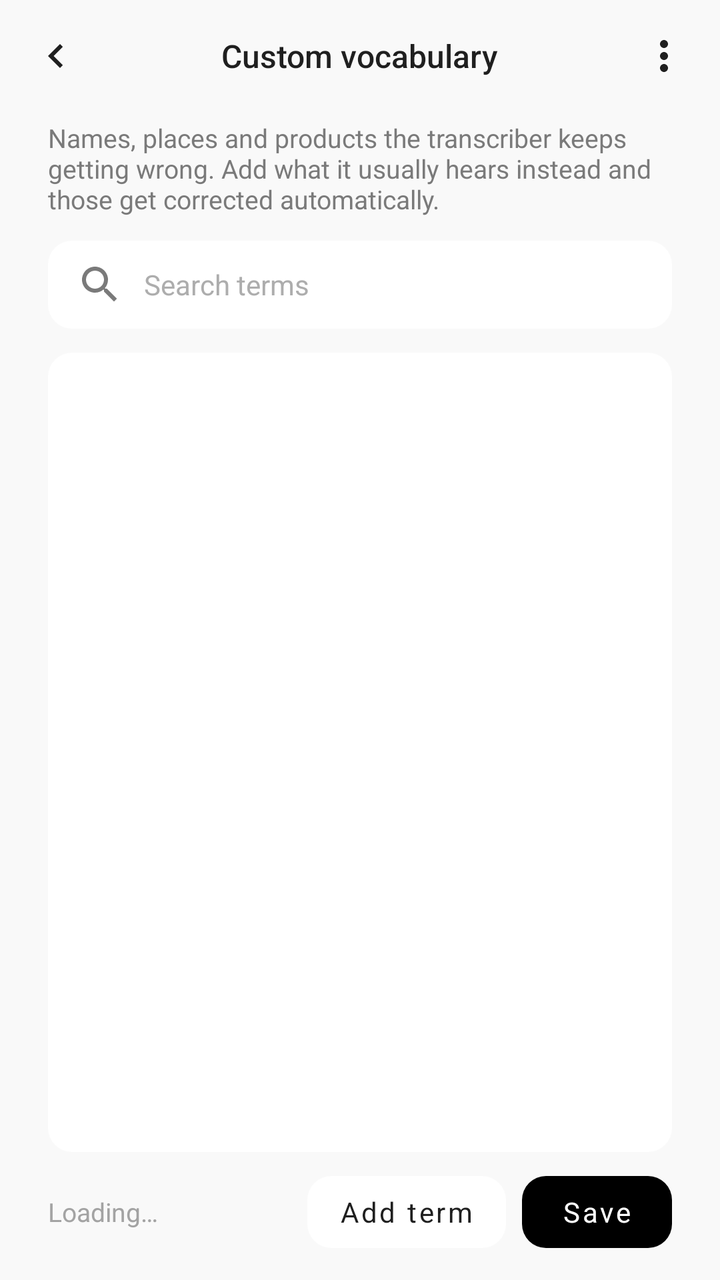
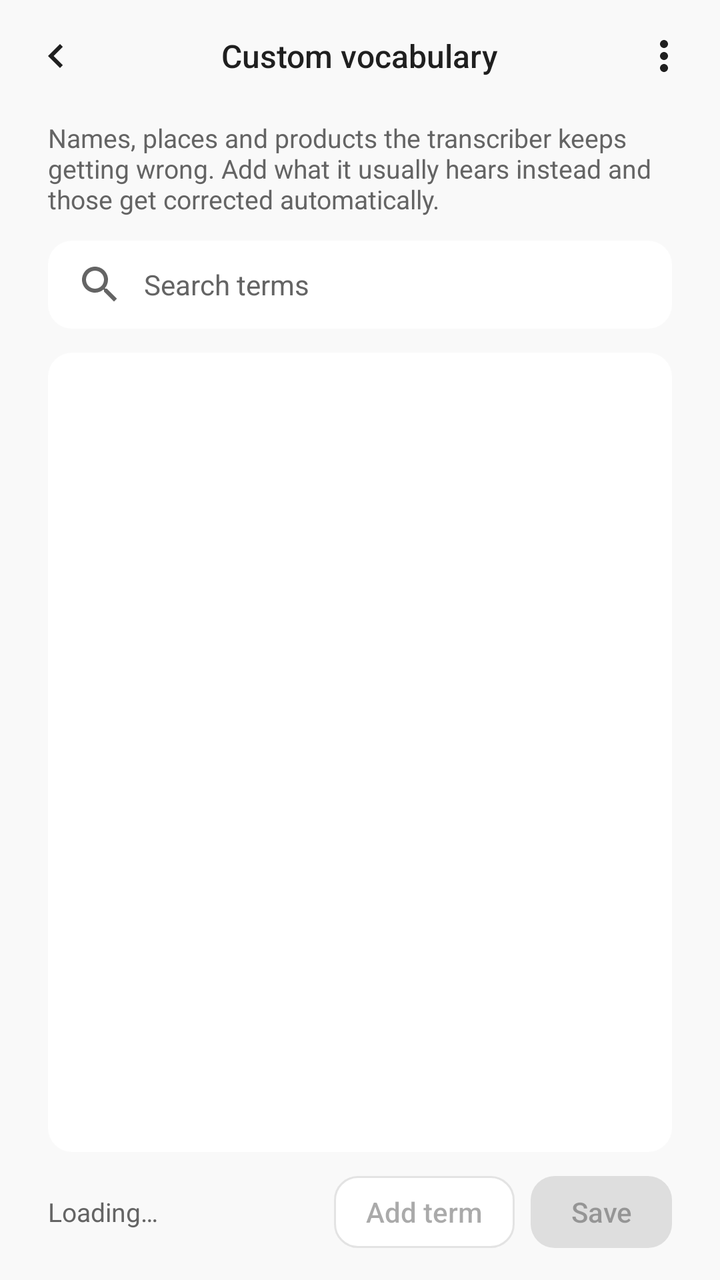

An Android layout rendered at two revisions. The XML below is the earlier revision; the diff shows what the commit changed to produce the second picture.
<!-- AndroidManifest.xml: application theme Theme.PlaudBridge -->
<!-- res/layout/activity_vocabulary.xml -->
<?xml version="1.0" encoding="utf-8"?>
<LinearLayout xmlns:android="http://schemas.android.com/apk/res/android"
    xmlns:app="http://schemas.android.com/apk/res-auto"
    android:layout_width="match_parent"
    android:layout_height="match_parent"
    android:background="@color/bg_primary"
    android:orientation="vertical">

    
    <FrameLayout
        android:layout_width="match_parent"
        android:layout_height="56dp">

        <ImageButton
            android:id="@+id/backButton"
            android:layout_width="48dp"
            android:layout_height="48dp"
            android:layout_gravity="start|center_vertical"
            android:layout_marginStart="4dp"
            android:background="?attr/selectableItemBackgroundBorderless"
            android:contentDescription="@string/cd_back"
            android:src="@drawable/ic_chevron_left"
            android:tint="@color/text_primary" />

        <TextView
            android:layout_width="wrap_content"
            android:layout_height="wrap_content"
            android:layout_gravity="center"
            android:fontFamily="sans-serif-medium"
            android:text="@string/custom_vocabulary"
            android:textColor="@color/text_primary"
            android:textSize="16sp" />

        <ImageButton
            android:id="@+id/moreButton"
            android:layout_width="48dp"
            android:layout_height="48dp"
            android:layout_gravity="end|center_vertical"
            android:layout_marginEnd="4dp"
            android:background="?attr/selectableItemBackgroundBorderless"
            android:contentDescription="@string/cd_more"
            android:src="@drawable/ic_more"
            android:tint="@color/text_primary" />
    </FrameLayout>

    <TextView
        android:id="@+id/helpText"
        android:layout_width="match_parent"
        android:layout_height="wrap_content"
        android:layout_marginStart="24dp"
        android:layout_marginTop="4dp"
        android:layout_marginEnd="24dp"
        android:fontFamily="sans-serif"
        android:text="@string/vocabulary_help"
        android:textColor="@color/gray_medium"
        android:textSize="13sp" />

    
    <EditText
        android:id="@+id/filterInput"
        android:layout_width="match_parent"
        android:layout_height="44dp"
        android:layout_marginStart="24dp"
        android:layout_marginTop="12dp"
        android:layout_marginEnd="24dp"
        android:background="@drawable/bg_card"
        android:drawableStart="@drawable/ic_search"
        android:drawablePadding="10dp"
        app:drawableTint="@color/gray_medium"
        android:hint="@string/vocabulary_search_hint"
        android:imeOptions="actionSearch"
        android:importantForAutofill="no"
        android:inputType="text|textNoSuggestions"
        android:maxLines="1"
        android:paddingStart="14dp"
        android:paddingEnd="14dp"
        android:textColor="@color/text_primary"
        android:textColorHint="@color/gray_ad"
        android:textSize="14sp" />

    <FrameLayout
        android:layout_width="match_parent"
        android:layout_height="0dp"
        android:layout_marginStart="24dp"
        android:layout_marginTop="12dp"
        android:layout_marginEnd="24dp"
        android:layout_weight="1">

        <androidx.recyclerview.widget.RecyclerView
            android:id="@+id/termsList"
            android:layout_width="match_parent"
            android:layout_height="match_parent"
            android:background="@drawable/bg_card"
            android:clipToPadding="false"
            android:paddingTop="4dp"
            android:paddingBottom="4dp"
            android:scrollbars="vertical" />

        
        <TextView
            android:id="@+id/emptyLabel"
            android:layout_width="match_parent"
            android:layout_height="wrap_content"
            android:layout_gravity="center"
            android:fontFamily="sans-serif"
            android:gravity="center"
            android:padding="24dp"
            android:textColor="@color/gray_medium"
            android:textSize="14sp"
            android:visibility="gone" />
    </FrameLayout>

    <LinearLayout
        android:layout_width="match_parent"
        android:layout_height="wrap_content"
        android:layout_marginStart="24dp"
        android:layout_marginTop="12dp"
        android:layout_marginEnd="24dp"
        android:layout_marginBottom="16dp"
        android:gravity="center_vertical"
        android:orientation="horizontal">

        <TextView
            android:id="@+id/statusLabel"
            android:layout_width="0dp"
            android:layout_height="wrap_content"
            android:layout_weight="1"
            android:fontFamily="sans-serif"
            android:text="@string/vocabulary_loading"
            android:textColor="@color/text_secondary"
            android:textSize="13sp" />

        <Button
            android:id="@+id/addButton"
            android:layout_width="wrap_content"
            android:layout_height="36dp"
            android:layout_marginStart="12dp"
            android:background="@drawable/bg_secondary_button"
            android:enabled="false"
            android:fontFamily="sans-serif"
            android:insetTop="0dp"
            android:insetBottom="0dp"
            android:minWidth="0dp"
            android:paddingStart="16dp"
            android:paddingEnd="16dp"
            android:text="@string/vocabulary_add_term"
            android:textAllCaps="false"
            android:textColor="@color/text_primary"
            android:textSize="14sp"
            app:backgroundTint="@null" />

        <Button
            android:id="@+id/saveButton"
            android:layout_width="wrap_content"
            android:layout_height="36dp"
            android:layout_marginStart="8dp"
            android:background="@drawable/bg_primary_button"
            android:enabled="false"
            android:fontFamily="sans-serif"
            android:insetTop="0dp"
            android:insetBottom="0dp"
            android:minWidth="0dp"
            android:paddingStart="20dp"
            android:paddingEnd="20dp"
            android:text="@string/save"
            android:textAllCaps="false"
            android:textColor="@color/white"
            android:textSize="14sp"
            app:backgroundTint="@null" />
    </LinearLayout>
</LinearLayout>
<!-- resources referenced by this layout -->
<resources>
  <color name="bg_primary">#F9F9F9</color>
  <color name="gray_ad">#ADADAD</color>
  <color name="gray_medium">#7A7A7A</color>
  <color name="text_primary">#1F1F1F</color>
  <color name="text_secondary">#A3A3A3</color>
  <color name="white">#FFFFFF</color>
  <!-- drawable bg_card (drawable) -->
  <?xml version="1.0" encoding="utf-8"?>
  <shape xmlns:android="http://schemas.android.com/apk/res/android"
      android:shape="rectangle">
      <solid android:color="@color/white" />
      <corners android:radius="12dp" />
  </shape>
  <!-- drawable bg_primary_button (drawable) -->
  <?xml version="1.0" encoding="utf-8"?>
  <shape xmlns:android="http://schemas.android.com/apk/res/android"
      android:shape="rectangle">
      <solid android:color="@color/black" />
      <corners android:radius="12dp" />
  </shape>
  <!-- drawable bg_secondary_button (drawable) -->
  <?xml version="1.0" encoding="utf-8"?>
  <shape xmlns:android="http://schemas.android.com/apk/res/android"
      android:shape="rectangle">
      <solid android:color="@color/white" />
      <corners android:radius="12dp" />
  </shape>
  <style name="Theme.PlaudBridge" parent="Theme.MaterialComponents.Light.NoActionBar">
          <item name="colorPrimary">#1F1F1F</item>
          <item name="colorPrimaryVariant">#1F1F1F</item>
          <item name="colorOnPrimary">#FFFFFF</item>
          <item name="colorSecondary">#6CAE85</item>
          <item name="colorOnSecondary">#FFFFFF</item>
          <item name="android:windowBackground">@color/bg_primary</item>
          <item name="android:statusBarColor">@color/bg_primary</item>
          <item name="android:windowLightStatusBar">true</item>
          <item name="windowActionBar">false</item>
          <item name="windowNoTitle">true</item>
      </style>
  <color name="black">#000000</color>
  <!-- unchanged entries left out for length: 11 -->
</resources>

<!-- the commit's change to res/layout/activity_vocabulary.xml (unified diff, before → after) -->
@@ -3,7 +3,7 @@
     xmlns:app="http://schemas.android.com/apk/res-auto"
     android:layout_width="match_parent"
     android:layout_height="match_parent"
-    android:background="@color/bg_primary"
+    android:background="?android:attr/colorBackground"
     android:orientation="vertical">
 
     
@@ -13,14 +13,11 @@
 
         <ImageButton
             android:id="@+id/backButton"
-            android:layout_width="48dp"
-            android:layout_height="48dp"
+            style="@style/Widget.PlaudBridge.IconButton"
             android:layout_gravity="start|center_vertical"
             android:layout_marginStart="4dp"
-            android:background="?attr/selectableItemBackgroundBorderless"
             android:contentDescription="@string/cd_back"
-            android:src="@drawable/ic_chevron_left"
-            android:tint="@color/text_primary" />
+            android:src="@drawable/ic_chevron_left" />
 
         <TextView
             android:layout_width="wrap_content"
@@ -28,19 +25,16 @@
             android:layout_gravity="center"
             android:fontFamily="sans-serif-medium"
             android:text="@string/custom_vocabulary"
-            android:textColor="@color/text_primary"
+            android:textColor="?attr/colorOnSurface"
             android:textSize="16sp" />
 
         <ImageButton
             android:id="@+id/moreButton"
-            android:layout_width="48dp"
-            android:layout_height="48dp"
+            style="@style/Widget.PlaudBridge.IconButton"
             android:layout_gravity="end|center_vertical"
             android:layout_marginEnd="4dp"
-            android:background="?attr/selectableItemBackgroundBorderless"
             android:contentDescription="@string/cd_more"
-            android:src="@drawable/ic_more"
-            android:tint="@color/text_primary" />
+            android:src="@drawable/ic_more" />
     </FrameLayout>
 
     <TextView
@@ -52,7 +46,7 @@
         android:layout_marginEnd="24dp"
         android:fontFamily="sans-serif"
         android:text="@string/vocabulary_help"
-        android:textColor="@color/gray_medium"
+        android:textColor="?attr/colorOnSurfaceVariant"
         android:textSize="13sp" />
 
     
@@ -66,7 +60,7 @@
         android:background="@drawable/bg_card"
         android:drawableStart="@drawable/ic_search"
         android:drawablePadding="10dp"
-        app:drawableTint="@color/gray_medium"
+        app:drawableTint="?attr/colorOnSurfaceVariant"
         android:hint="@string/vocabulary_search_hint"
         android:imeOptions="actionSearch"
         android:importantForAutofill="no"
@@ -74,8 +68,8 @@
         android:maxLines="1"
         android:paddingStart="14dp"
         android:paddingEnd="14dp"
-        android:textColor="@color/text_primary"
-        android:textColorHint="@color/gray_ad"
+        android:textColor="?attr/colorOnSurface"
+        android:textColorHint="?attr/colorOnSurfaceVariant"
         android:textSize="14sp" />
 
     <FrameLayout
@@ -105,7 +99,7 @@
             android:fontFamily="sans-serif"
             android:gravity="center"
             android:padding="24dp"
-            android:textColor="@color/gray_medium"
+            android:textColor="?attr/colorOnSurfaceVariant"
             android:textSize="14sp"
             android:visibility="gone" />
     </FrameLayout>
@@ -127,45 +121,27 @@
             android:layout_weight="1"
             android:fontFamily="sans-serif"
             android:text="@string/vocabulary_loading"
-            android:textColor="@color/text_secondary"
+            android:textColor="?attr/colorOnSurfaceVariant"
             android:textSize="13sp" />
 
-        <Button
+        <com.google.android.material.button.MaterialButton
             android:id="@+id/addButton"
+            style="@style/Widget.PlaudBridge.Button.Outlined"
             android:layout_width="wrap_content"
             android:layout_height="36dp"
             android:layout_marginStart="12dp"
-            android:background="@drawable/bg_secondary_button"
             android:enabled="false"
-            android:fontFamily="sans-serif"
-            android:insetTop="0dp"
-            android:insetBottom="0dp"
-            android:minWidth="0dp"
-            android:paddingStart="16dp"
-            android:paddingEnd="16dp"
-            android:text="@string/vocabulary_add_term"
-            android:textAllCaps="false"
-            android:textColor="@color/text_primary"
-            android:textSize="14sp"
-            app:backgroundTint="@null" />
+            android:text="@string/vocabulary_add_term" />
 
-        <Button
+        <com.google.android.material.button.MaterialButton
             android:id="@+id/saveButton"
+            style="@style/Widget.PlaudBridge.Button"
             android:layout_width="wrap_content"
             android:layout_height="36dp"
             android:layout_marginStart="8dp"
-            android:background="@drawable/bg_primary_button"
             android:enabled="false"
-            android:fontFamily="sans-serif"
-            android:insetTop="0dp"
-            android:insetBottom="0dp"
-            android:minWidth="0dp"
             android:paddingStart="20dp"
             android:paddingEnd="20dp"
-            android:text="@string/save"
-            android:textAllCaps="false"
-            android:textColor="@color/white"
-            android:textSize="14sp"
-            app:backgroundTint="@null" />
+            android:text="@string/save" />
     </LinearLayout>
 </LinearLayout>
<!-- resource entries referenced after the edit -->
@@ -1,45 +1,134 @@
 <!-- resources referenced by this layout -->
 <resources>
-  <color name="bg_primary">#F9F9F9</color>
-  <color name="gray_ad">#ADADAD</color>
-  <color name="gray_medium">#7A7A7A</color>
-  <color name="text_primary">#1F1F1F</color>
-  <color name="text_secondary">#A3A3A3</color>
-  <color name="white">#FFFFFF</color>
   <!-- drawable bg_card (drawable) -->
   <?xml version="1.0" encoding="utf-8"?>
   <shape xmlns:android="http://schemas.android.com/apk/res/android"
       android:shape="rectangle">
-      <solid android:color="@color/white" />
+      <solid android:color="?attr/colorSurface" />
       <corners android:radius="12dp" />
   </shape>
-  <!-- drawable bg_primary_button (drawable) -->
-  <?xml version="1.0" encoding="utf-8"?>
-  <shape xmlns:android="http://schemas.android.com/apk/res/android"
-      android:shape="rectangle">
-      <solid android:color="@color/black" />
-      <corners android:radius="12dp" />
-  </shape>
-  <!-- drawable bg_secondary_button (drawable) -->
-  <?xml version="1.0" encoding="utf-8"?>
-  <shape xmlns:android="http://schemas.android.com/apk/res/android"
-      android:shape="rectangle">
-      <solid android:color="@color/white" />
-      <corners android:radius="12dp" />
-  </shape>
-  <style name="Theme.PlaudBridge" parent="Theme.MaterialComponents.Light.NoActionBar">
-          <item name="colorPrimary">#1F1F1F</item>
-          <item name="colorPrimaryVariant">#1F1F1F</item>
-          <item name="colorOnPrimary">#FFFFFF</item>
-          <item name="colorSecondary">#6CAE85</item>
-          <item name="colorOnSecondary">#FFFFFF</item>
-          <item name="android:windowBackground">@color/bg_primary</item>
-          <item name="android:statusBarColor">@color/bg_primary</item>
-          <item name="android:windowLightStatusBar">true</item>
+  <style name="Widget.PlaudBridge.Button" parent="Widget.MaterialComponents.Button.UnelevatedButton">
+          <item name="android:textAllCaps">false</item>
+          <item name="android:fontFamily">sans-serif-medium</item>
+          <item name="android:textSize">14sp</item>
+          <item name="android:letterSpacing">0</item>
+          <item name="android:insetTop">0dp</item>
+          <item name="android:insetBottom">0dp</item>
+          <item name="android:minWidth">0dp</item>
+          <item name="android:minHeight">36dp</item>
+          <item name="android:paddingStart">16dp</item>
+          <item name="android:paddingEnd">16dp</item>
+          <item name="android:textColor">@color/pb_button_filled_text</item>
+          <item name="backgroundTint">@color/pb_button_filled_bg</item>
+          <item name="rippleColor">@color/pb_button_filled_ripple</item>
+          <item name="cornerRadius">12dp</item>
+          <item name="iconTint">@color/pb_button_filled_text</item>
+      </style>
+  <style name="Widget.PlaudBridge.Button.Outlined" parent="Widget.MaterialComponents.Button.OutlinedButton">
+          <item name="android:textAllCaps">false</item>
+          <item name="android:fontFamily">sans-serif-medium</item>
+          <item name="android:textSize">14sp</item>
+          <item name="android:letterSpacing">0</item>
+          <item name="android:insetTop">0dp</item>
+          <item name="android:insetBottom">0dp</item>
+          <item name="android:minWidth">0dp</item>
+          <item name="android:minHeight">36dp</item>
+          <item name="android:paddingStart">16dp</item>
+          <item name="android:paddingEnd">16dp</item>
+          <item name="android:textColor">@color/pb_button_outlined_text</item>
+          <item name="backgroundTint">?attr/colorSurface</item>
+          <item name="strokeColor">@color/pb_button_outlined_stroke</item>
+          <item name="strokeWidth">1dp</item>
+          <item name="rippleColor">@color/pb_button_outlined_ripple</item>
+          <item name="cornerRadius">12dp</item>
+          <item name="iconTint">@color/pb_button_outlined_text</item>
+      </style>
+  <style name="Widget.PlaudBridge.IconButton" parent="">
+          <item name="android:layout_width">48dp</item>
+          <item name="android:layout_height">48dp</item>
+          <item name="android:background">?attr/selectableItemBackgroundBorderless</item>
+          <item name="android:scaleType">center</item>
+          <item name="tint">?attr/colorOnSurface</item>
+      </style>
+  <style name="Theme.PlaudBridge" parent="Base.Theme.PlaudBridge" />
+  <style name="Base.Theme.PlaudBridge" parent="Theme.MaterialComponents.DayNight.NoActionBar">
+          <item name="colorPrimary">@color/pb_primary</item>
+          <item name="colorPrimaryVariant">@color/pb_primary</item>
+          <item name="colorOnPrimary">@color/pb_on_primary</item>
+          
+          <item name="colorSecondary">@color/pb_primary</item>
+          <item name="colorSecondaryVariant">@color/pb_primary</item>
+          <item name="colorOnSecondary">@color/pb_on_primary</item>
+          <item name="colorSurface">@color/pb_surface</item>
+          <item name="colorOnSurface">@color/pb_on_surface</item>
+          <item name="colorSurfaceVariant">@color/pb_surface_variant</item>
+          <item name="colorOnSurfaceVariant">@color/pb_on_surface_variant</item>
+          <item name="colorOutline">@color/pb_outline</item>
+          <item name="colorError">@color/pb_error</item>
+          <item name="colorOnError">@color/pb_on_primary</item>
+          <item name="android:colorBackground">@color/pb_background</item>
+          <item name="colorOnBackground">@color/pb_on_surface</item>
+          <item name="colorControlNormal">@color/pb_on_surface_variant</item>
+          <item name="android:textColorPrimary">@color/pb_on_surface</item>
+          <item name="android:textColorSecondary">@color/pb_on_surface_variant</item>
+          <item name="android:textColorHint">@color/pb_on_surface_variant</item>
+          <item name="android:textColorLink">@color/pb_on_surface</item>
+  
+          <item name="pbColorTextBody">@color/pb_text_body</item>
+          <item name="pbColorDivider">@color/pb_divider</item>
+          <item name="pbColorSuccess">@color/pb_success</item>
+          <item name="pbColorWarning">@color/pb_warning</item>
+          <item name="pbColorHighlightAccent">@color/pb_warning</item>
+          <item name="pbColorHighlightFlash">@color/pb_highlight_flash</item>
+          <item name="pbColorSelectionTint">@color/pb_selection_tint</item>
+  
+          <item name="android:windowBackground">@color/pb_background</item>
+          <item name="android:statusBarColor">@color/pb_background</item>
+          <item name="android:windowLightStatusBar">@bool/pb_light_system_bars</item>
           <item name="windowActionBar">false</item>
           <item name="windowNoTitle">true</item>
+  
+          <item name="materialButtonStyle">@style/Widget.PlaudBridge.Button</item>
+          <item name="materialButtonOutlinedStyle">@style/Widget.PlaudBridge.Button.Outlined</item>
+          <item name="materialAlertDialogTheme">@style/ThemeOverlay.PlaudBridge.Dialog</item>
+          <item name="alertDialogTheme">@style/ThemeOverlay.PlaudBridge.Dialog</item>
+          <item name="bottomSheetDialogTheme">@style/ThemeOverlay.PlaudBridge.BottomSheet</item>
       </style>
-  <color name="black">#000000</color>
+  <color name="pb_primary">#1F1F1F</color>
+  <color name="pb_on_primary">#FFFFFF</color>
+  <color name="pb_surface">#FFFFFF</color>
+  <color name="pb_on_surface">#1F1F1F</color>
+  <color name="pb_surface_variant">#EFEFEF</color>
+  <color name="pb_on_surface_variant">#646464</color>
+  <color name="pb_outline">#C6C6C6</color>
+  <color name="pb_error">#C93B2F</color>
+  <color name="pb_background">#F9F9F9</color>
+  <color name="pb_text_body">#3D3D3D</color>
+  <color name="pb_divider">#EBEBEB</color>
+  <color name="pb_success">#357A50</color>
+  <color name="pb_warning">#9E5C00</color>
+  <color name="pb_highlight_flash">#33FF9500</color>
+  <color name="pb_selection_tint">#1F3D3D3D</color>
+  <style name="ThemeOverlay.PlaudBridge.Dialog" parent="ThemeOverlay.MaterialComponents.MaterialAlertDialog">
+          <item name="colorPrimary">@color/pb_primary</item>
+          <item name="colorOnSurface">@color/pb_on_surface</item>
+          <item name="android:textColorPrimary">@color/pb_on_surface</item>
+          <item name="android:textColorSecondary">@color/pb_text_body</item>
+          <item name="android:textColorAlertDialogListItem">@color/pb_on_surface</item>
+          <item name="shapeAppearanceOverlay">@style/ShapeAppearanceOverlay.PlaudBridge.Dialog</item>
+      </style>
+  <style name="ThemeOverlay.PlaudBridge.BottomSheet" parent="ThemeOverlay.MaterialComponents.BottomSheetDialog">
+          <item name="bottomSheetStyle">@style/Widget.PlaudBridge.BottomSheet</item>
+          <item name="android:navigationBarColor">@color/pb_surface</item>
+      </style>
+  <style name="ShapeAppearanceOverlay.PlaudBridge.Dialog" parent="">
+          <item name="cornerFamily">rounded</item>
+          <item name="cornerSize">16dp</item>
+      </style>
+  <style name="Widget.PlaudBridge.BottomSheet" parent="Widget.MaterialComponents.BottomSheet.Modal">
+          <item name="android:background">@android:color/transparent</item>
+          <item name="backgroundTint">@android:color/transparent</item>
+      </style>
   <!-- unchanged entries left out for length: 11 -->
 </resources>
 
